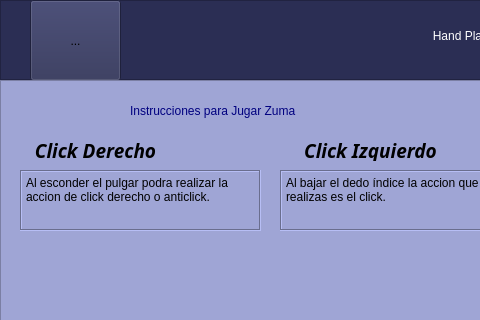
This is GUI/IZuma.ui in Rainherz/Hand-Play as Qt 5 draws it before an edit; both pictures show x 0 to 480 and y 0 to 320 of the 912 by 720 pixel window. The edited form follows.
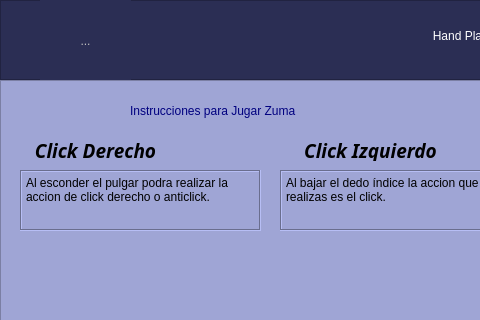
This is the edited form. Icons and pictures are not drawn.

The edit to the form file:
```diff
--- a/GUI/IZuma.ui
+++ b/GUI/IZuma.ui
@@ -55,11 +55,11 @@
     </widget>
     <widget class="QToolButton" name="toolButton">
      <property name="enabled">
-      <bool>true</bool>
+      <bool>false</bool>
      </property>
      <property name="geometry">
       <rect>
-       <x>30</x>
+       <x>40</x>
        <y>0</y>
        <width>91</width>
        <height>81</height>
@@ -87,6 +87,9 @@
        <height>160</height>
       </size>
      </property>
+     <property name="autoRaise">
+      <bool>true</bool>
+     </property>
     </widget>
    </widget>
    <widget class="QFrame" name="Videojuegos">
```
